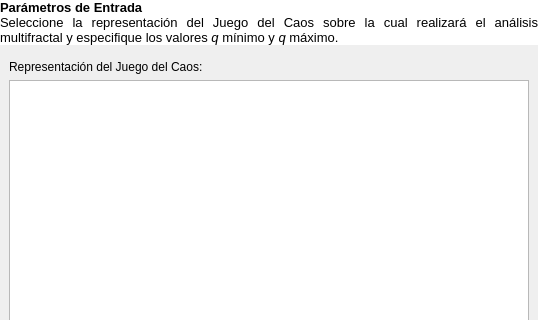
The window that src/gui/MfaParametersForm.ui (hspitia/GenomAMf) describes before a commit, drawn with Qt 5; both pictures show x 0 to 538 and y 0 to 320 of the 538 by 465 pixel window.
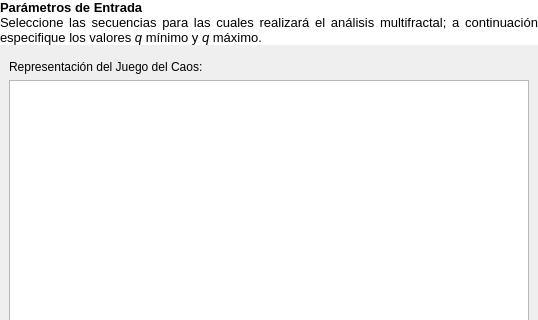
The same window after the commit. Icons and pictures are not drawn.

Commit message: Interfaces para correlación y rutina

```diff
--- a/src/gui/MfaParametersForm.ui
+++ b/src/gui/MfaParametersForm.ui
@@ -35,7 +35,7 @@
 p, li { white-space: pre-wrap; }
 &lt;/style&gt;&lt;/head&gt;&lt;body style=&quot; font-family:'Sans'; font-size:10pt; font-weight:400; font-style:normal;&quot;&gt;
 &lt;p style=&quot; margin-top:0px; margin-bottom:0px; margin-left:0px; margin-right:0px; -qt-block-indent:0; text-indent:0px;&quot;&gt;&lt;span style=&quot; font-weight:600;&quot;&gt;Parámetros de Entrada&lt;/span&gt;&lt;/p&gt;
-&lt;p style=&quot; margin-top:0px; margin-bottom:0px; margin-left:0px; margin-right:0px; -qt-block-indent:0; text-indent:0px;&quot;&gt;Seleccione la representación del Juego del Caos sobre la cual realizará el análisis multifractal y especifique los valores &lt;span style=&quot; font-style:italic;&quot;&gt;q&lt;/span&gt; mínimo y &lt;span style=&quot; font-style:italic;&quot;&gt;q&lt;/span&gt; máximo.&lt;/p&gt;&lt;/body&gt;&lt;/html&gt;</string>
+&lt;p style=&quot; margin-top:0px; margin-bottom:0px; margin-left:0px; margin-right:0px; -qt-block-indent:0; text-indent:0px;&quot;&gt;Seleccione las secuencias para las cuales realizará el análisis multifractal; a continuación especifique los valores &lt;span style=&quot; font-style:italic;&quot;&gt;q&lt;/span&gt; mínimo y &lt;span style=&quot; font-style:italic;&quot;&gt;q&lt;/span&gt; máximo.&lt;/p&gt;&lt;/body&gt;&lt;/html&gt;</string>
        </property>
        <property name="textFormat">
         <enum>Qt::RichText</enum>
```
The commit also changes 10 other files.
